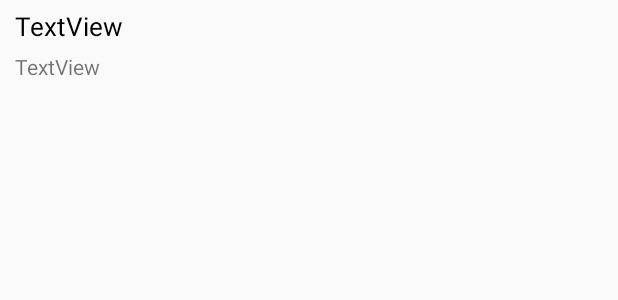
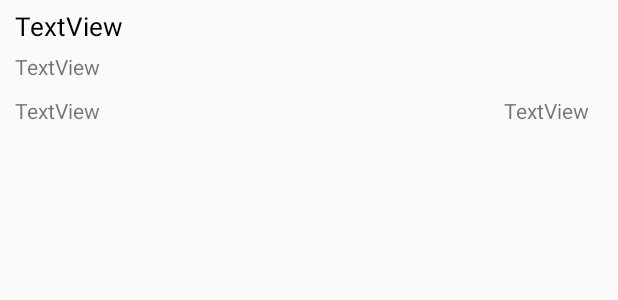
Before and after one commit to DmitriyGordeev/GithubClient, an Android app: the layout commit_listitem.xml on its own in the app's theme, with its tools: preview values and no code run, on a phone screen of 412 x 824 dp. Shown: the top 300 px of the screen. Run offline under Robolectric (Android 15) with nearby library versions, the phone set to English and light mode, and no system bars.

Commit message:
several additional fields

```diff
--- a/app/src/main/java/com/example/app/app/CommitAdapter.java
+++ b/app/src/main/java/com/example/app/app/CommitAdapter.java
@@ -39,6 +39,8 @@ public class CommitAdapter extends ArrayAdapter<Commit> {
 
             TextView textView_commitHash = (TextView) v.findViewById(R.id.textView_commitHash);
             TextView textView_commitMessage = (TextView) v.findViewById(R.id.textView_commitMessage);
+            TextView textView_committer = (TextView) v.findViewById(R.id.textView_committer);
+            TextView textView_commitDate = (TextView) v.findViewById(R.id.textView_commitDate);
 
             if(textView_commitHash != null) {
                 String sha = commit.getSha();
@@ -50,6 +52,9 @@ public class CommitAdapter extends ArrayAdapter<Commit> {
             }
 
             textView_commitMessage.setText(commit.getCommit().getMessage());
+            textView_committer.setText(commit.getCommit().getCommiter().getName());
+            textView_commitDate.setText(commit.getCommit().getCommiter().getDate());
+
         }
 
         return v;
--- a/app/src/main/res/layout/commit_listitem.xml
+++ b/app/src/main/res/layout/commit_listitem.xml
@@ -22,5 +22,20 @@
                 android:layout_width="match_parent"
                 android:layout_height="wrap_content" android:id="@+id/textView_commitMessage"
                 tools:layout_editor_absoluteY="43dp" android:paddingLeft="10dp" android:paddingTop="5dp"/>
+        <LinearLayout
+                android:orientation="horizontal"
+                android:layout_width="match_parent"
+                android:layout_height="match_parent">
+            <TextView
+                    android:text="TextView"
+                    android:layout_width="wrap_content"
+                    android:layout_height="match_parent" android:id="@+id/textView_committer" android:layout_weight="1"
+                    android:paddingLeft="10dp" android:paddingTop="10dp"/>
+            <TextView
+                    android:text="TextView"
+                    android:layout_width="wrap_content"
+                    android:layout_height="match_parent" android:id="@+id/textView_commitDate" android:layout_weight="1"
+                    android:gravity="right" android:paddingRight="20dp" android:paddingTop="10dp"/>
+        </LinearLayout>
     </android.widget.LinearLayout>
 </android.widget.LinearLayout>
```
